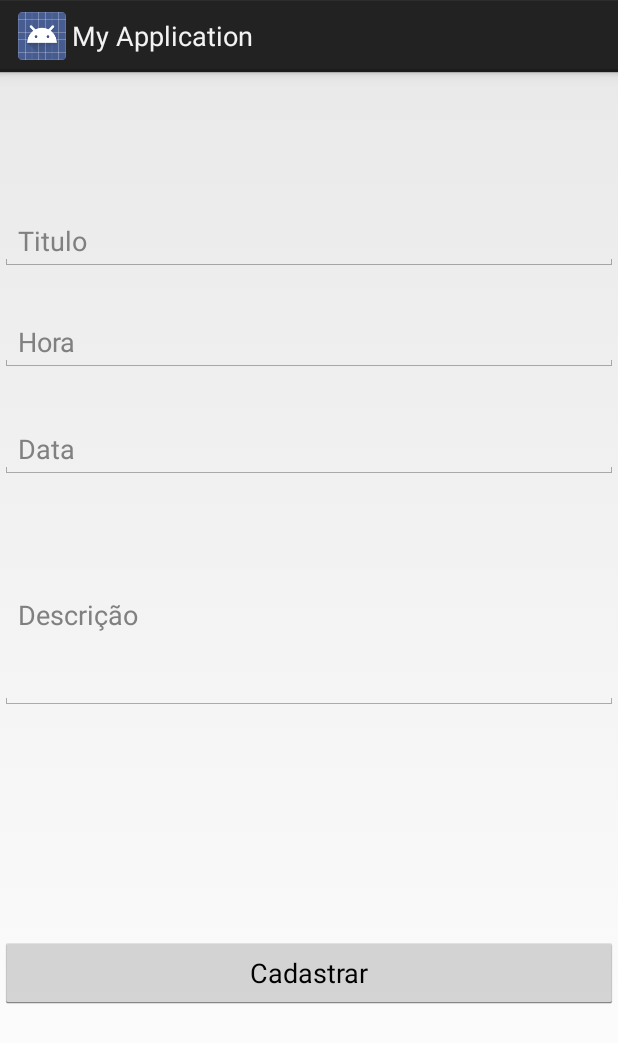
After one commit to ufjf-dcc196/dcc192-2018-3-trb1-yann, an Android app: the Evento screen opened directly, with no data from a screen before it, on a phone screen of 412 x 824 dp. The commit adds this screen. Shown: the top 1043 px of the screen. Run offline under Robolectric (Android 15) with nearby library versions, the phone set to English and light mode, and no system bars.

Commit message:
criação e organização dos layouts de cadastro de evento e participante

```diff
--- a/app/build.gradle
+++ b/app/build.gradle
@@ -21,6 +21,7 @@ android {
 dependencies {
     implementation fileTree(dir: 'libs', include: ['*.jar'])
     implementation 'com.android.support.constraint:constraint-layout:1.1.3'
+    implementation 'com.android.support:appcompat-v7:28.0.0'
     testImplementation 'junit:junit:4.12'
     androidTestImplementation 'com.android.support.test:runner:1.0.2'
     androidTestImplementation 'com.android.support.test.espresso:espresso-core:3.0.2'
--- a/app/src/main/AndroidManifest.xml
+++ b/app/src/main/AndroidManifest.xml
@@ -16,6 +16,8 @@
                 <category android:name="android.intent.category.LAUNCHER" />
             </intent-filter>
         </activity>
+        <activity android:name=".Participante" />
+        <activity android:name=".Evento"></activity>
     </application>
 
 </manifest>
--- /dev/null
+++ b/app/src/main/java/com/example/ylhal/myapplication/Evento.java
@@ -0,0 +1,13 @@
+package com.example.ylhal.myapplication;
+
+import android.app.Activity;
+import android.os.Bundle;
+
+public class Evento extends Activity {
+
+    @Override
+    protected void onCreate(Bundle savedInstanceState) {
+        super.onCreate(savedInstanceState);
+        setContentView(R.layout.activity_evento);
+    }
+}
--- /dev/null
+++ b/app/src/main/res/layout/activity_evento.xml
@@ -0,0 +1,84 @@
+<?xml version="1.0" encoding="utf-8"?>
+<android.support.constraint.ConstraintLayout xmlns:android="http://schemas.android.com/apk/res/android"
+    xmlns:app="http://schemas.android.com/apk/res-auto"
+    xmlns:tools="http://schemas.android.com/tools"
+    android:layout_width="match_parent"
+    android:layout_height="match_parent"
+    tools:context=".Evento">
+
+    <EditText
+        android:id="@+id/editText"
+        android:layout_width="0dp"
+        android:layout_height="wrap_content"
+        android:layout_marginBottom="8dp"
+        android:layout_marginTop="8dp"
+        android:ems="10"
+        android:hint="@string/titulo"
+        android:inputType="textPersonName"
+        app:layout_constraintBottom_toBottomOf="parent"
+        app:layout_constraintEnd_toEndOf="parent"
+        app:layout_constraintHorizontal_bias="0.0"
+        app:layout_constraintStart_toStartOf="parent"
+        app:layout_constraintTop_toTopOf="parent"
+        app:layout_constraintVertical_bias="0.118" />
+
+    <EditText
+        android:id="@+id/editData"
+        android:layout_width="0dp"
+        android:layout_height="wrap_content"
+        android:layout_marginBottom="8dp"
+        android:layout_marginTop="32dp"
+        android:ems="10"
+        android:hint="@string/data"
+        android:inputType="date"
+        app:layout_constraintBottom_toBottomOf="parent"
+        app:layout_constraintEnd_toEndOf="parent"
+        app:layout_constraintHorizontal_bias="1.0"
+        app:layout_constraintStart_toStartOf="parent"
+        app:layout_constraintTop_toBottomOf="@+id/editTitulo"
+        app:layout_constraintVertical_bias="0.0" />
+
+    <EditText
+        android:id="@+id/editTitulo"
+        android:layout_width="0dp"
+        android:layout_height="wrap_content"
+        android:layout_marginBottom="8dp"
+        android:layout_marginTop="28dp"
+        android:ems="10"
+        android:hint="@string/hora"
+        android:inputType="time"
+        app:layout_constraintBottom_toBottomOf="parent"
+        app:layout_constraintEnd_toEndOf="parent"
+        app:layout_constraintHorizontal_bias="0.0"
+        app:layout_constraintStart_toStartOf="parent"
+        app:layout_constraintTop_toBottomOf="@+id/editText"
+        app:layout_constraintVertical_bias="0.0" />
+
+    <EditText
+        android:id="@+id/editDesc"
+        android:layout_width="0dp"
+        android:layout_height="126dp"
+        android:layout_marginBottom="8dp"
+        android:layout_marginTop="28dp"
+        android:ems="10"
+        android:hint="@string/descri_o"
+        android:inputType="textPersonName"
+        app:layout_constraintBottom_toBottomOf="parent"
+        app:layout_constraintEnd_toEndOf="parent"
+        app:layout_constraintHorizontal_bias="0.0"
+        app:layout_constraintStart_toStartOf="parent"
+        app:layout_constraintTop_toBottomOf="@+id/editData"
+        app:layout_constraintVertical_bias="0.0" />
+
+    <Button
+        android:id="@+id/btn_Cadastrar"
+        android:layout_width="0dp"
+        android:layout_height="wrap_content"
+        android:layout_marginBottom="8dp"
+        android:layout_marginTop="8dp"
+        android:text="@string/cadastrar"
+        app:layout_constraintBottom_toBottomOf="parent"
+        app:layout_constraintEnd_toEndOf="parent"
+        app:layout_constraintStart_toStartOf="parent"
+        app:layout_constraintTop_toBottomOf="@+id/editDesc" />
+</android.support.constraint.ConstraintLayout>
--- a/app/src/main/res/values/strings.xml
+++ b/app/src/main/res/values/strings.xml
@@ -2,4 +2,12 @@
     <string name="app_name">My Application</string>
     <string name="cadastrar_participante">Cadastrar Participante</string>
     <string name="cadastrar_evento">Cadastrar Evento</string>
+    <string name="nome">Nome</string>
+    <string name="e_mail">E-mail</string>
+    <string name="cpf">CPF</string>
+    <string name="cadastrar">Cadastrar</string>
+    <string name="titulo">Titulo</string>
+    <string name="hora">Hora</string>
+    <string name="data">Data</string>
+    <string name="descri_o">Descrição</string>
 </resources>
```
Also changed, not shown: app/src/main/java/com/example/ylhal/myapplication/Participante.java (added, +13 -0 lines), app/src/main/res/layout/activity_participante.xml (added, +68 -0 lines).
